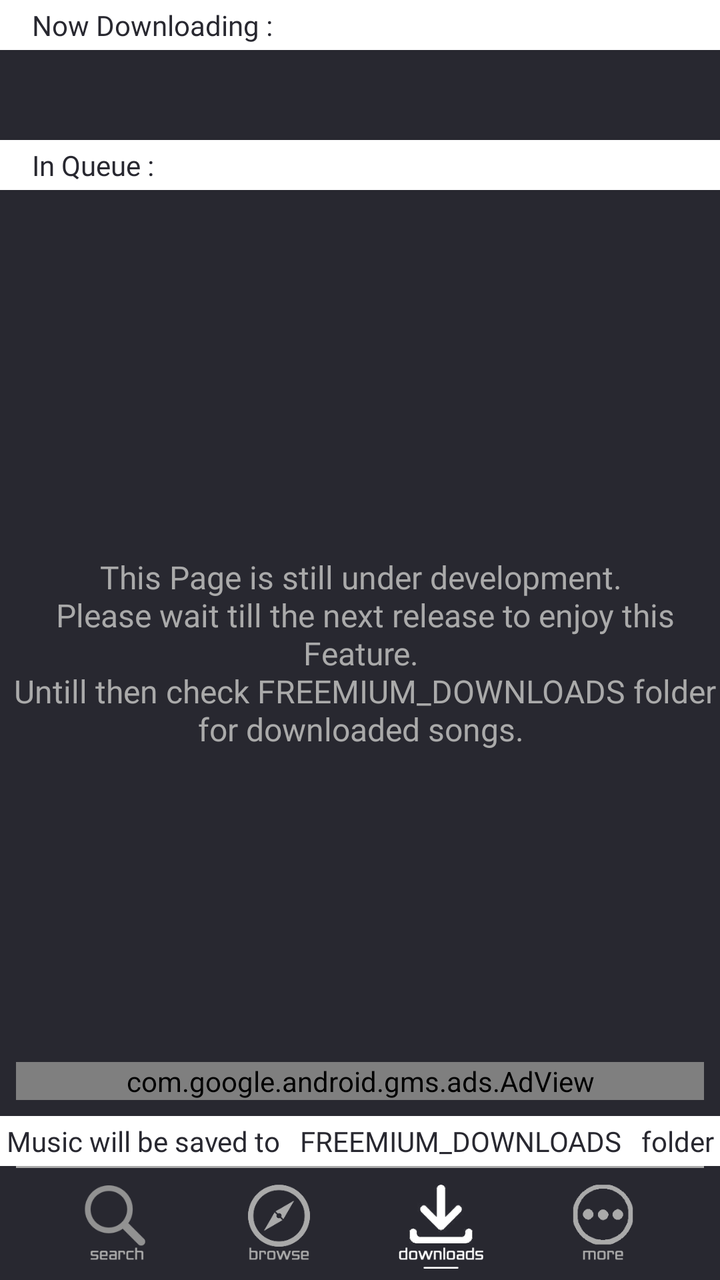
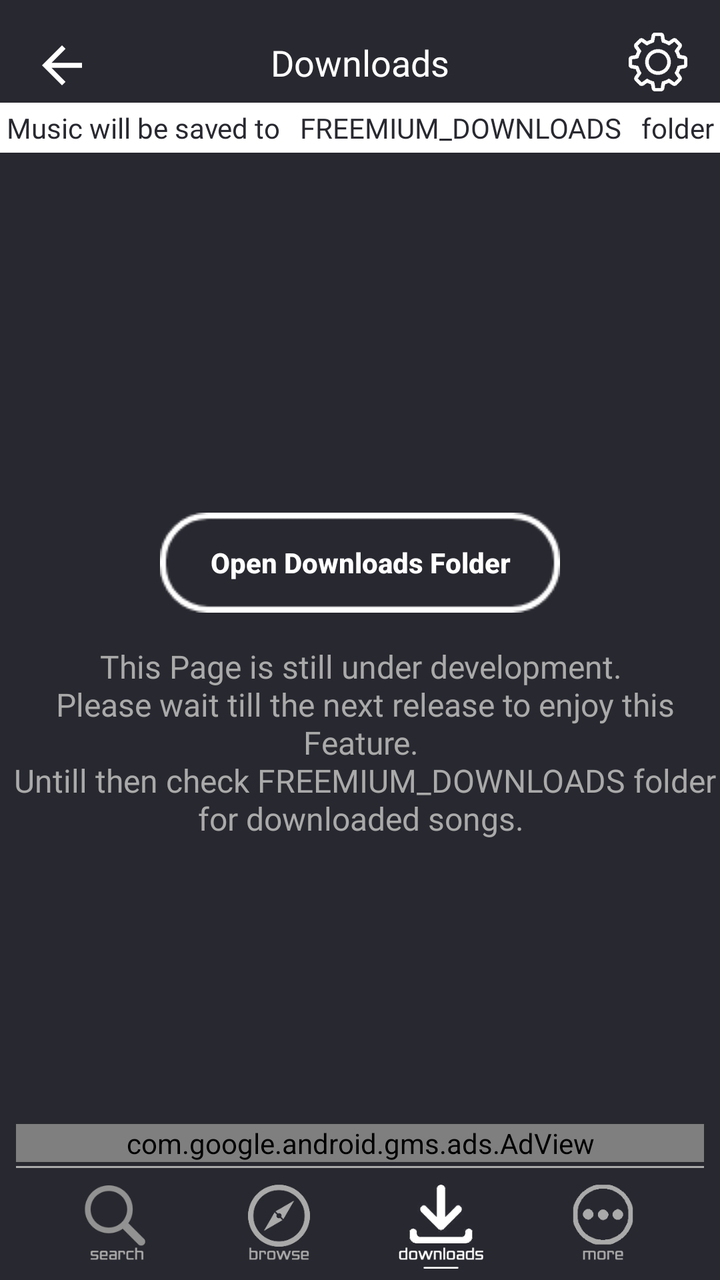

Two renders of the same Android screen: before a commit and after it. Below are the layout's source before the change and the commit's diff.
<!-- AndroidManifest.xml: application theme AppTheme.NoActionBar -->
<!-- res/layout/activity_downloads__page.xml -->
<?xml version="1.0" encoding="utf-8"?>
<android.support.constraint.ConstraintLayout xmlns:android="http://schemas.android.com/apk/res/android"
    xmlns:app="http://schemas.android.com/apk/res-auto"
    xmlns:tools="http://schemas.android.com/tools"
    android:layout_width="match_parent"
    android:layout_height="match_parent"
    android:background="@color/darkAccent"
    tools:context=".Downloads_Page">
    <Button
        android:id="@+id/btm_srch"
        android:layout_width="45dp"
        android:layout_height="45dp"
        android:layout_marginBottom="4dp"
        android:background="@drawable/ic_dsearch"
        android:onClick="btmSrch"
        app:layout_constraintBottom_toBottomOf="parent"
        app:layout_constraintEnd_toStartOf="@+id/btm_brws"
        app:layout_constraintHorizontal_bias="0.5"
        app:layout_constraintHorizontal_chainStyle="spread"
        app:layout_constraintStart_toStartOf="parent" />

    <Button
        android:id="@+id/btm_brws"
        android:onClick="btmBrws"
        android:layout_width="45dp"
        android:layout_height="45dp"
        android:layout_marginBottom="4dp"
        android:background="@drawable/ic_dbrowse"
        app:layout_constraintBottom_toBottomOf="parent"
        app:layout_constraintEnd_toStartOf="@+id/btm_down"
        app:layout_constraintHorizontal_bias="0.5"
        app:layout_constraintStart_toEndOf="@+id/btm_srch" />

    <Button
        android:id="@+id/btm_down"
        android:layout_width="45dp"
        android:layout_height="45dp"
        android:layout_marginBottom="4dp"
        android:onClick="btmDown"
        android:background="@drawable/ic_wdown"
        app:layout_constraintBottom_toBottomOf="parent"
        app:layout_constraintEnd_toStartOf="@+id/btm_more"
        app:layout_constraintHorizontal_bias="0.5"
        app:layout_constraintStart_toEndOf="@+id/btm_brws" />

    <Button
        android:id="@+id/btm_more"
        android:layout_width="45dp"
        android:layout_height="45dp"
        android:layout_marginBottom="4dp"
        android:onClick="btmMore"
        android:background="@drawable/ic_dmore"
        app:layout_constraintBottom_toBottomOf="parent"
        app:layout_constraintEnd_toEndOf="parent"
        app:layout_constraintHorizontal_bias="0.5"
        app:layout_constraintStart_toEndOf="@+id/btm_down" />

    <TextView
        android:id="@+id/textView4"
        android:layout_width="0dp"
        android:layout_height="1dp"
        android:layout_marginStart="8dp"
        android:layout_marginEnd="8dp"
        android:layout_marginBottom="7dp"
        android:background="@android:color/darker_gray"
        app:layout_constraintBottom_toTopOf="@+id/btm_brws"
        app:layout_constraintEnd_toEndOf="parent"
        app:layout_constraintStart_toStartOf="parent" />

    <TextView
        android:id="@+id/textView5"
        android:layout_width="0dp"
        android:layout_height="25dp"
        android:background="@android:color/white"
        android:fontFamily="@font/jockey_one"
        android:gravity="center"
        android:text="Music will be saved to   FREEMIUM_DOWNLOADS   folder"
        android:textAlignment="center"
        android:textColor="@color/darkAccent"
        app:layout_constraintBottom_toTopOf="@+id/textView4"
        app:layout_constraintEnd_toEndOf="parent"
        app:layout_constraintStart_toStartOf="parent" />

    <TextView
        android:id="@+id/tv_downInfo"
        android:layout_width="364dp"
        android:layout_height="wrap_content"
        android:layout_marginStart="16dp"
        android:layout_marginTop="8dp"
        android:layout_marginEnd="16dp"
        android:layout_marginBottom="8dp"
        android:fontFamily="@font/advent_pro_semibold"
        android:text="@string/downloads_page"
        android:textAlignment="center"
        android:textColor="@android:color/darker_gray"
        android:textSize="16sp"
        app:layout_constraintBottom_toTopOf="@+id/textView5"
        app:layout_constraintEnd_toEndOf="parent"
        app:layout_constraintStart_toStartOf="parent"
        app:layout_constraintTop_toBottomOf="@+id/textView10" />

    <ListView
        android:id="@+id/list_inQueue"
        android:layout_width="0dp"
        android:layout_height="0dp"
        android:layout_marginTop="6dp"
        android:layout_marginBottom="8dp"
        android:background="@color/darkAccent"
        android:paddingLeft="16dp"
        android:visibility="gone"
        app:layout_constraintBottom_toTopOf="@+id/tv_downInfo"
        app:layout_constraintEnd_toEndOf="parent"
        app:layout_constraintStart_toStartOf="parent"
        app:layout_constraintTop_toBottomOf="@+id/textView10" />

    <TextView
        android:id="@+id/textView7"
        android:layout_width="0dp"
        android:layout_height="25dp"
        android:background="@android:color/white"
        android:fontFamily="@font/advent_pro_semibold"
        android:gravity="center|left"
        android:paddingLeft="16dp"
        android:text="Now Downloading :"
        android:textColor="@color/darkAccent"
        app:layout_constraintEnd_toEndOf="parent"
        app:layout_constraintStart_toStartOf="parent"
        app:layout_constraintTop_toTopOf="parent" />

    <TextView
        android:id="@+id/tv_curSongN"
        android:layout_width="0dp"
        android:layout_height="wrap_content"
        android:layout_marginStart="16dp"
        android:layout_marginTop="10dp"
        android:layout_marginEnd="8dp"
        android:fontFamily="@font/capriola"
        android:maxLines="1"
        android:text="Song Name"
        android:textColor="@android:color/white"
        android:visibility="invisible"
        app:layout_constraintEnd_toStartOf="@+id/tv_curPro"
        app:layout_constraintStart_toStartOf="parent"
        app:layout_constraintTop_toBottomOf="@+id/textView7" />

    <TextView
        android:id="@+id/tv_curPro"
        android:layout_width="wrap_content"
        android:layout_height="wrap_content"
        android:layout_marginTop="10dp"
        android:layout_marginEnd="16dp"
        android:fontFamily="@font/acme"
        android:text="00MB/00MB"
        android:textColor="@android:color/white"
        android:visibility="gone"
        app:layout_constraintEnd_toEndOf="parent"
        app:layout_constraintTop_toBottomOf="@+id/textView7" />

    <ProgressBar
        android:id="@+id/pb_DownPage"
        style="?android:attr/progressBarStyleHorizontal"
        android:layout_width="0dp"
        android:layout_height="wrap_content"
        android:layout_marginStart="24dp"
        android:layout_marginTop="16dp"
        android:layout_marginEnd="24dp"
        android:indeterminate="false"
        android:visibility="gone"
        app:layout_constraintEnd_toEndOf="parent"
        app:layout_constraintHorizontal_bias="0.498"
        app:layout_constraintStart_toStartOf="parent"
        app:layout_constraintTop_toBottomOf="@+id/tv_curSongN" />

    <TextView
        android:id="@+id/textView10"
        android:layout_width="0dp"
        android:layout_height="25dp"
        android:layout_marginTop="16dp"
        android:background="@android:color/white"
        android:fontFamily="@font/advent_pro_semibold"
        android:gravity="center|left"
        android:paddingLeft="16dp"
        android:text="In Queue : "
        android:textColor="@color/darkAccent"
        app:layout_constraintEnd_toEndOf="parent"
        app:layout_constraintStart_toStartOf="parent"
        app:layout_constraintTop_toBottomOf="@+id/pb_DownPage" />

    <com.google.android.gms.ads.AdView xmlns:ads="http://schemas.android.com/apk/res-auto"
        android:id="@+id/adView_Downloads"
        android:layout_width="0dp"
        android:layout_height="wrap_content"
        android:layout_alignParentBottom="true"
        android:layout_centerHorizontal="true"
        android:layout_marginStart="8dp"
        android:layout_marginEnd="8dp"
        android:layout_marginBottom="8dp"
        ads:adSize="SMART_BANNER"
        ads:adUnitId="@string/ad_Down"
        ads:layout_constraintBottom_toTopOf="@+id/textView5"
        ads:layout_constraintEnd_toEndOf="parent"
        ads:layout_constraintStart_toStartOf="parent"></com.google.android.gms.ads.AdView>

</android.support.constraint.ConstraintLayout>
<!-- resources referenced by this layout -->
<resources>
  <color name="darkAccent">#282830</color>
  <!-- drawable ic_dbrowse: png bitmap (drawable, 24160 bytes) -->
  <!-- drawable ic_dmore: png bitmap (drawable, 22433 bytes) -->
  <!-- drawable ic_dsearch: png bitmap (drawable, 23194 bytes) -->
  <!-- drawable ic_wdown: png bitmap (drawable, 23754 bytes) -->
  <string name="ad_Down">ca-app-pub-3940256099942544/6300978111</string>
  <string name="downloads_page">This Page is still under development.\n
                          Please wait till the next release to enjoy this Feature.\n
                          Untill then check  FREEMIUM_DOWNLOADS  folder for downloaded songs.</string>
  <style name="AppTheme.NoActionBar">
          <item name="windowActionBar">false</item>
          <item name="windowNoTitle">true</item>
      </style>
</resources>

<!-- the commit's change to res/layout/activity_downloads__page.xml (unified diff, before → after) -->
@@ -71,15 +71,17 @@
         android:id="@+id/textView5"
         android:layout_width="0dp"
         android:layout_height="25dp"
+        android:layout_marginTop="8dp"
         android:background="@android:color/white"
         android:fontFamily="@font/jockey_one"
         android:gravity="center"
         android:text="Music will be saved to   FREEMIUM_DOWNLOADS   folder"
         android:textAlignment="center"
         android:textColor="@color/darkAccent"
-        app:layout_constraintBottom_toTopOf="@+id/textView4"
-        app:layout_constraintEnd_toEndOf="parent"
-        app:layout_constraintStart_toStartOf="parent" />
+        app:layout_constraintEnd_toEndOf="parent"
+        app:layout_constraintHorizontal_bias="1.0"
+        app:layout_constraintStart_toStartOf="parent"
+        app:layout_constraintTop_toBottomOf="@+id/textView37" />
 
     <TextView
         android:id="@+id/tv_downInfo"
@@ -94,10 +96,11 @@
         android:textAlignment="center"
         android:textColor="@android:color/darker_gray"
         android:textSize="16sp"
-        app:layout_constraintBottom_toTopOf="@+id/textView5"
-        app:layout_constraintEnd_toEndOf="parent"
-        app:layout_constraintStart_toStartOf="parent"
-        app:layout_constraintTop_toBottomOf="@+id/textView10" />
+        app:layout_constraintBottom_toTopOf="@+id/adView_Downloads"
+        app:layout_constraintEnd_toEndOf="parent"
+        app:layout_constraintStart_toStartOf="parent"
+        app:layout_constraintTop_toBottomOf="@+id/textView5"
+        app:layout_constraintVertical_bias="0.64" />
 
     <ListView
         android:id="@+id/list_inQueue"
@@ -123,6 +126,7 @@
         android:paddingLeft="16dp"
         android:text="Now Downloading :"
         android:textColor="@color/darkAccent"
+        android:visibility="gone"
         app:layout_constraintEnd_toEndOf="parent"
         app:layout_constraintStart_toStartOf="parent"
         app:layout_constraintTop_toTopOf="parent" />
@@ -182,6 +186,7 @@
         android:paddingLeft="16dp"
         android:text="In Queue : "
         android:textColor="@color/darkAccent"
+        android:visibility="gone"
         app:layout_constraintEnd_toEndOf="parent"
         app:layout_constraintStart_toStartOf="parent"
         app:layout_constraintTop_toBottomOf="@+id/pb_DownPage" />
@@ -194,11 +199,63 @@
         android:layout_centerHorizontal="true"
         android:layout_marginStart="8dp"
         android:layout_marginEnd="8dp"
-        android:layout_marginBottom="8dp"
+        android:layout_marginBottom="2dp"
         ads:adSize="SMART_BANNER"
         ads:adUnitId="@string/ad_Down"
-        ads:layout_constraintBottom_toTopOf="@+id/textView5"
+        ads:layout_constraintBottom_toTopOf="@+id/textView4"
         ads:layout_constraintEnd_toEndOf="parent"
         ads:layout_constraintStart_toStartOf="parent"></com.google.android.gms.ads.AdView>
 
+    <TextView
+        android:id="@+id/textView37"
+        android:layout_width="wrap_content"
+        android:layout_height="wrap_content"
+        android:layout_marginTop="19dp"
+        android:fontFamily="@font/secular_one"
+        android:text="Downloads"
+        android:textColor="@android:color/white"
+        android:textSize="18sp"
+        app:layout_constraintEnd_toEndOf="parent"
+        app:layout_constraintStart_toStartOf="parent"
+        app:layout_constraintTop_toTopOf="parent" />
+
+    <ImageView
+        android:id="@+id/btn_bak_dp"
+        android:layout_width="30dp"
+        android:layout_height="33dp"
+        android:layout_marginStart="16dp"
+        android:layout_marginTop="16dp"
+        app:layout_constraintStart_toStartOf="parent"
+        app:layout_constraintTop_toTopOf="parent"
+        app:srcCompat="@drawable/ic_arrow_back" />
+
+    <ImageView
+        android:id="@+id/btn_set_dp"
+        android:layout_width="30dp"
+        android:layout_height="30dp"
+        android:layout_marginTop="16dp"
+        android:layout_marginEnd="16dp"
+        app:layout_constraintEnd_toEndOf="parent"
+        app:layout_constraintTop_toTopOf="parent"
+        app:srcCompat="@drawable/ic_settings" />
+
+    <Button
+        android:id="@+id/btn_folder_dp"
+        android:layout_width="wrap_content"
+        android:layout_height="wrap_content"
+        android:layout_marginStart="8dp"
+        android:layout_marginTop="8dp"
+        android:layout_marginEnd="8dp"
+        android:layout_marginBottom="16dp"
+        android:background="@drawable/down_back"
+        android:text="Open Downloads Folder"
+        android:textAllCaps="false"
+        android:textColor="@android:color/white"
+        android:textStyle="bold"
+        app:layout_constraintBottom_toTopOf="@+id/tv_downInfo"
+        app:layout_constraintEnd_toEndOf="parent"
+        app:layout_constraintStart_toStartOf="parent"
+        app:layout_constraintTop_toBottomOf="@+id/textView37"
+        app:layout_constraintVertical_bias="1.0" />
+
 </android.support.constraint.ConstraintLayout>
<!-- resource entries referenced after the edit -->
@@ -1,9 +1,21 @@
 <!-- resources referenced by this layout -->
 <resources>
   <color name="darkAccent">#282830</color>
+  <!-- drawable down_back: png bitmap (drawable, 1293 bytes) -->
+  <!-- drawable ic_arrow_back (drawable) -->
+  <vector xmlns:android="http://schemas.android.com/apk/res/android"
+          android:width="24dp"
+          android:height="24dp"
+          android:viewportWidth="24.0"
+          android:viewportHeight="24.0">
+      <path
+          android:fillColor="#FFF"
+          android:pathData="M20,11H7.83l5.59,-5.59L12,4l-8,8 8,8 1.41,-1.41L7.83,13H20v-2z"/>
+  </vector>
   <!-- drawable ic_dbrowse: png bitmap (drawable, 24160 bytes) -->
   <!-- drawable ic_dmore: png bitmap (drawable, 22433 bytes) -->
   <!-- drawable ic_dsearch: png bitmap (drawable, 23194 bytes) -->
+  <!-- drawable ic_settings: png bitmap (drawable, 27583 bytes) -->
   <!-- drawable ic_wdown: png bitmap (drawable, 23754 bytes) -->
   <string name="ad_Down">ca-app-pub-3940256099942544/6300978111</string>
   <string name="downloads_page">This Page is still under development.\n
